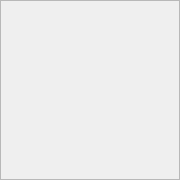
This is imagen.ui in pacol85/buscador as Qt 5 draws it before an edit. The edited form follows.
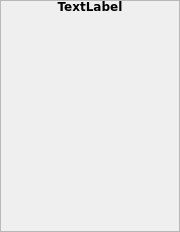
This is the edited form.

Commit message: se agrego texto de estilo y ubicacion a la imagen

The edit to the form file:
```diff
--- a/imagen.ui
+++ b/imagen.ui
@@ -7,7 +7,7 @@
     <x>0</x>
     <y>0</y>
     <width>180</width>
-    <height>180</height>
+    <height>232</height>
    </rect>
   </property>
   <property name="windowTitle">
@@ -23,7 +23,7 @@
    <property name="geometry">
     <rect>
      <x>0</x>
-     <y>0</y>
+     <y>12</y>
      <width>180</width>
      <height>180</height>
     </rect>
@@ -32,6 +32,52 @@
     <string/>
    </property>
   </widget>
+  <widget class="QLabel" name="lbl_ubicacion">
+   <property name="geometry">
+    <rect>
+     <x>0</x>
+     <y>192</y>
+     <width>180</width>
+     <height>40</height>
+    </rect>
+   </property>
+   <property name="font">
+    <font>
+     <family>Verdana</family>
+     <pointsize>9</pointsize>
+    </font>
+   </property>
+   <property name="text">
+    <string/>
+   </property>
+   <property name="alignment">
+    <set>Qt::AlignCenter</set>
+   </property>
+  </widget>
+  <widget class="QLabel" name="lbl_estilo">
+   <property name="geometry">
+    <rect>
+     <x>0</x>
+     <y>0</y>
+     <width>180</width>
+     <height>12</height>
+    </rect>
+   </property>
+   <property name="font">
+    <font>
+     <family>Verdana</family>
+     <pointsize>9</pointsize>
+     <weight>75</weight>
+     <bold>true</bold>
+    </font>
+   </property>
+   <property name="text">
+    <string>TextLabel</string>
+   </property>
+   <property name="alignment">
+    <set>Qt::AlignCenter</set>
+   </property>
+  </widget>
  </widget>
  <resources/>
  <connections/>
```
The commit also changes 3 other files.
